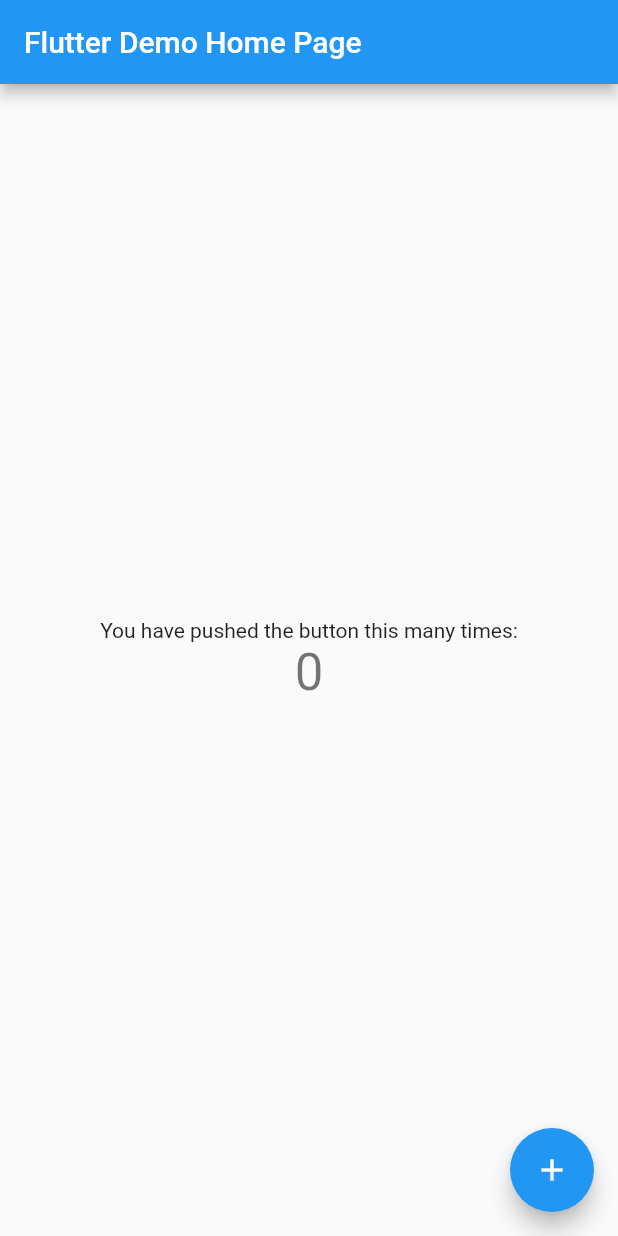
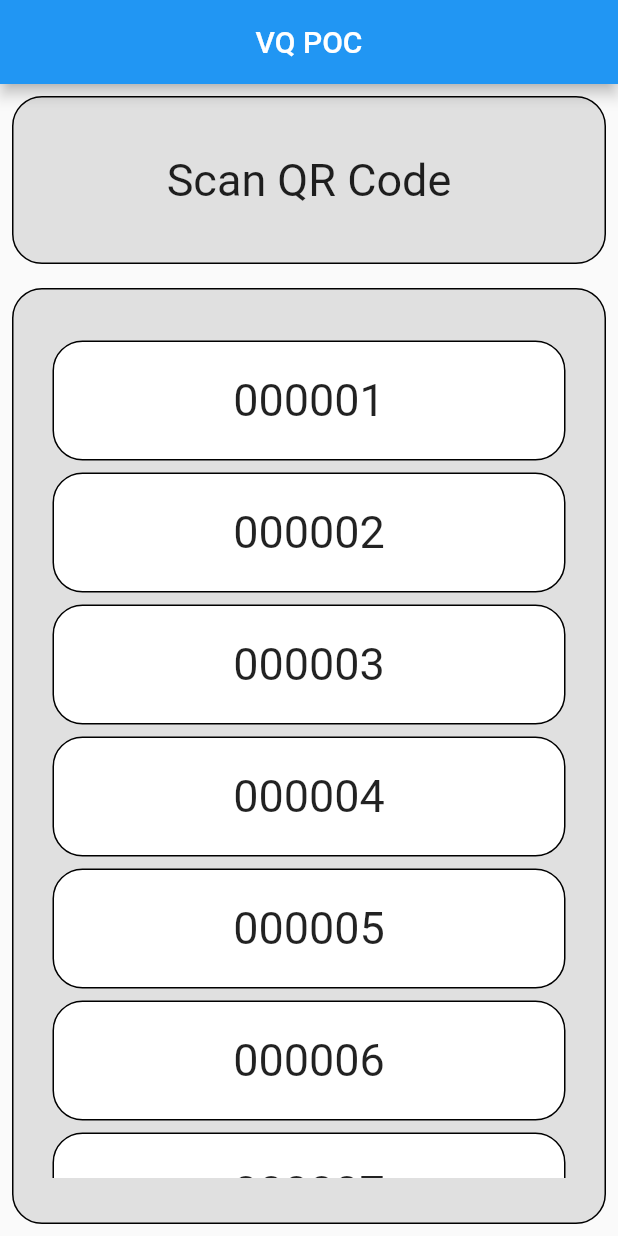
Before and after one commit to tamzidpeace/vq_poc, a Flutter app: the screen it shows after launch, on a phone screen of 412 x 824 dp. Run offline on Flutter 3.47's test engine with Material 2 defaults, Android fonts, the light colour scheme and no system bars.

Commit message:
design done

```diff
--- a/lib/main.dart
+++ b/lib/main.dart
@@ -9,36 +9,18 @@
   @override
   Widget build(BuildContext context) {
     return MaterialApp(
-      title: 'Flutter Demo',
+      debugShowCheckedModeBanner: false,
+      title: 'VQ POC',
       theme: ThemeData(
-        // This is the theme of your application.
-        //
-        // Try running your application with "flutter run". You'll see the
-        // application has a blue toolbar. Then, without quitting the app, try
-        // changing the primarySwatch below to Colors.green and then invoke
-        // "hot reload" (press "r" in the console where you ran "flutter run",
-        // or simply save your changes to "hot reload" in a Flutter IDE).
-        // Notice that the counter didn't reset back to zero; the application
-        // is not restarted.
         primarySwatch: Colors.blue,
       ),
-      home: MyHomePage(title: 'Flutter Demo Home Page'),
+      home: MyHomePage(title: 'VQ POC'),
     );
   }
 }
 
 class MyHomePage extends StatefulWidget {
   MyHomePage({Key? key, required this.title}) : super(key: key);
-
-  // This widget is the home page of your application. It is stateful, meaning
-  // that it has a State object (defined below) that contains fields that affect
-  // how it looks.
-
-  // This class is the configuration for the state. It holds the values (in this
-  // case the title) provided by the parent (in this case the App widget) and
-  // used by the build method of the State. Fields in a Widget subclass are
-  // always marked "final".
-
   final String title;
 
   @override
@@ -46,68 +28,84 @@
 }
 
 class _MyHomePageState extends State<MyHomePage> {
-  int _counter = 0;
-
-  void _incrementCounter() {
-    setState(() {
-      // This call to setState tells the Flutter framework that something has
-      // changed in this State, which causes it to rerun the build method below
-      // so that the display can reflect the updated values. If we changed
-      // _counter without calling setState(), then the build method would not be
-      // called again, and so nothing would appear to happen.
-      _counter++;
-    });
-  }
-
   @override
   Widget build(BuildContext context) {
-    // This method is rerun every time setState is called, for instance as done
-    // by the _incrementCounter method above.
-    //
-    // The Flutter framework has been optimized to make rerunning build methods
-    // fast, so that you can just rebuild anything that needs updating rather
-    // than having to individually change instances of widgets.
     return Scaffold(
       appBar: AppBar(
-        // Here we take the value from the MyHomePage object that was created by
-        // the App.build method, and use it to set our appbar title.
         title: Text(widget.title),
+        centerTitle: true,
       ),
-      body: Center(
-        // Center is a layout widget. It takes a single child and positions it
-        // in the middle of the parent.
+      body: Container(
+        width: double.infinity,
         child: Column(
-          // Column is also a layout widget. It takes a list of children and
-          // arranges them vertically. By default, it sizes itself to fit its
-          // children horizontally, and tries to be as tall as its parent.
-          //
-          // Invoke "debug painting" (press "p" in the console, choose the
-          // "Toggle Debug Paint" action from the Flutter Inspector in Android
-          // Studio, or the "Toggle Debug Paint" command in Visual Studio Code)
-          // to see the wireframe for each widget.
-          //
-          // Column has various properties to control how it sizes itself and
-          // how it positions its children. Here we use mainAxisAlignment to
-          // center the children vertically; the main axis here is the vertical
-          // axis because Columns are vertical (the cross axis would be
-          // horizontal).
-          mainAxisAlignment: MainAxisAlignment.center,
-          children: <Widget>[
-            Text(
-              'You have pushed the button this many times:',
+          crossAxisAlignment: CrossAxisAlignment.center,
+          children: [
+            Expanded(
+              flex: 2,
+              child: Padding(
+                padding: const EdgeInsets.all(8.0),
+                child: Container(
+                  width: double.infinity,
+                  decoration: BoxDecoration(
+                    color: Colors.grey[300],
+                    border: Border.all(),
+                    borderRadius: BorderRadius.all(
+                      Radius.circular(20),
+                    ),
+                  ),
+                  child: Center(
+                      child: Text(
+                    "Scan QR Code",
+                    style: TextStyle(fontSize: 30),
+                  )),
+                ),
+              ),
             ),
-            Text(
-              '$_counter',
-              style: Theme.of(context).textTheme.headline4,
+            Expanded(
+              flex: 10,
+              child: Padding(
+                padding: const EdgeInsets.all(8.0),
+                child: Container(
+                  width: double.infinity,
+                  decoration: BoxDecoration(
+                    color: Colors.grey[300],
+                    border: Border.all(),
+                    borderRadius: BorderRadius.all(
+                      Radius.circular(20),
+                    ),
+                  ),
+                  child: Padding(
+                    padding: const EdgeInsets.symmetric(
+                        horizontal: 10, vertical: 30),
+                    child: ListView.builder(
+                      itemCount: 10,
+                      itemBuilder: (BuildContext context, int index) {
+                        return ListTile(
+                          title: Container(
+                            width: double.infinity,
+                            height: 80,
+                            decoration: BoxDecoration(
+                                color: Colors.white,
+                                border: Border.all(),
+                                borderRadius:
+                                    BorderRadius.all(Radius.circular(20))),
+                            child: Center(
+                              child: Text(
+                                '00000${index + 1}',
+                                style: TextStyle(fontSize: 30),
+                              ),
+                            ),
+                          ),
+                        );
+                      },
+                    ),
+                  ),
+                ),
+              ),
             ),
           ],
         ),
       ),
-      floatingActionButton: FloatingActionButton(
-        onPressed: _incrementCounter,
-        tooltip: 'Increment',
-        child: Icon(Icons.add),
-      ), // This trailing comma makes auto-formatting nicer for build methods.
     );
   }
 }
```
